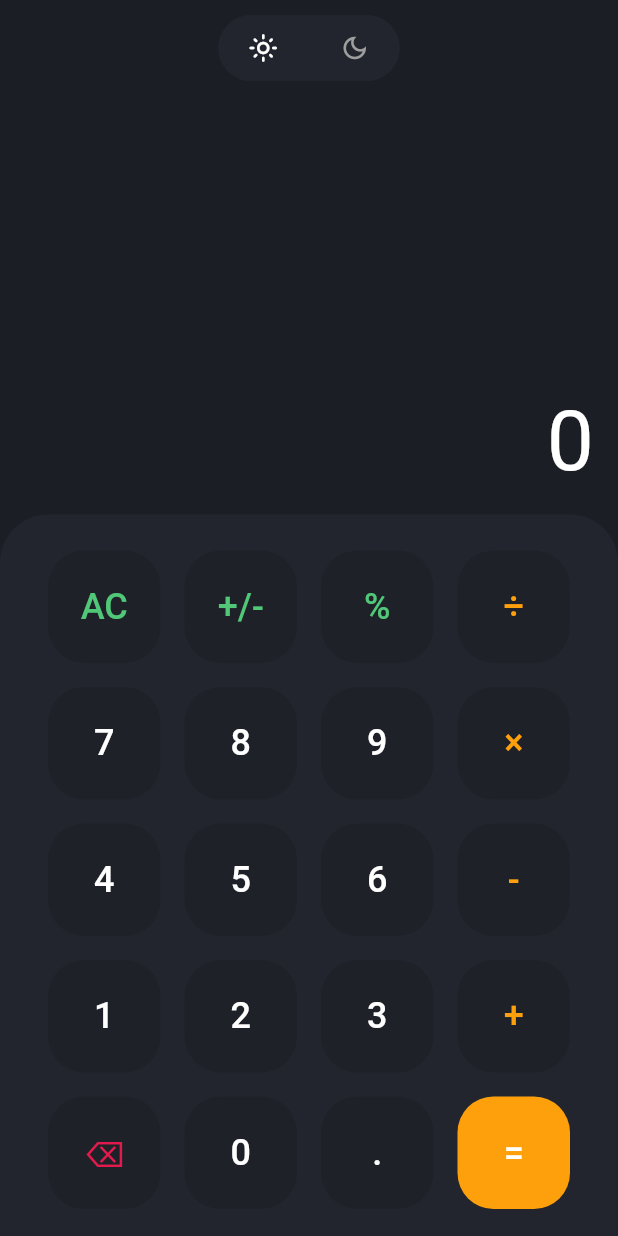
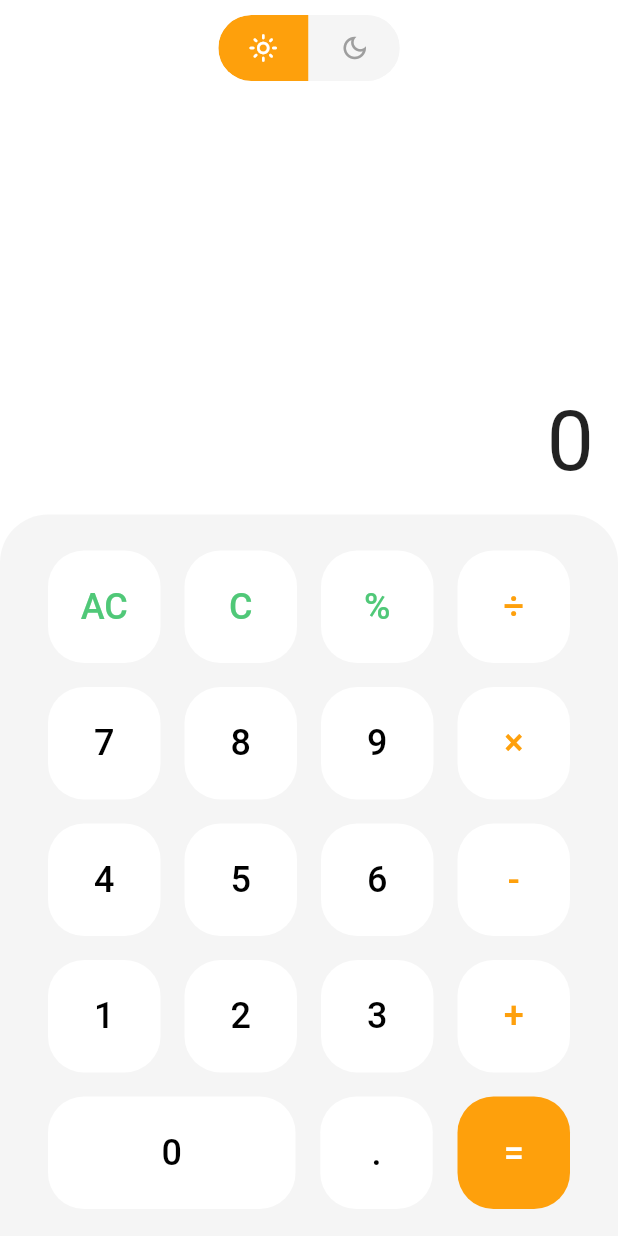
Before and after one commit to AghaDurrezKhan/flutter-calculator-app, a Flutter app: the screen it shows after launch, on a phone screen of 412 x 824 dp. Run offline on Flutter 3.47's test engine with Material 2 defaults, Android fonts, the phone set to English and light mode, and no system bars; drawn by our look-alikes of toggle_switch; our stand-ins replace math_expressions, velocity_x.

Commit message:
major UI improvements, reorganisation of code, bug fixes

```diff
--- a/lib/components/button.dart
+++ b/lib/components/button.dart
@@ -3,20 +3,24 @@ import 'package:flutter/material.dart';
 class MyCustomButton extends StatelessWidget {
   MyCustomButton(
       {required this.buttonText,
-      this.buttonColor = const Color.fromARGB(255, 31, 33, 41),
-      this.textColor = const Color(0xFFFFFFFF),
+      required this.buttonColor,
+      required this.textColor,
+      this.width = 75,
+      this.height = 75,
       this.onPressed});
 
   final String buttonText;
   final Color textColor;
   final Color buttonColor;
   final Function()? onPressed;
+  final double width;
+  final double height;
 
   @override
   Widget build(BuildContext context) {
     return SizedBox(
-      width: 75,
-      height: 75,
+      width: width,
+      height: height,
       child: MaterialButton(
         elevation: 0,
         padding: EdgeInsets.zero,
@@ -26,10 +30,11 @@ class MyCustomButton extends StatelessWidget {
         ),
         onPressed: onPressed,
         child: Center(
-            child: Text(
-          buttonText,
-          style: TextStyle(color: textColor, fontSize: 24),
-        )),
+          child: Text(
+            buttonText,
+            style: TextStyle(color: textColor, fontSize: 24),
+          ),
+        ),
       ),
     );
   }
--- a/lib/components/button_container.dart
+++ b/lib/components/button_container.dart
@@ -21,7 +21,8 @@ class _DisplayWithButtonsContainerState
   late Expression parsedExpression;
 
   void _updateExpressionByAddingValue(String value, {String? valueToShow}) {
-    setState(() {
+    setState(
+      () {
         if (valueToShow != null) {
           displayValue += valueToShow;
           actualExpression += value;
@@ -29,18 +30,21 @@ class _DisplayWithButtonsContainerState
           displayValue += value;
           actualExpression += value;
         }
-    });
+      },
+    );
   }
 
   void evaluate() {
-    print('Displayed Expression: ' + displayValue);
-    print('Actual Expression: ' + actualExpression);
+    // print('Displayed Expression: ' + displayValue);
+    // print('Actual Expression: ' + actualExpression);
     parsedExpression = p.parse(actualExpression);
-    setState(() {
+    setState(
+      () {
         displayValue = actualExpression = parsedExpression
             .evaluate(EvaluationType.REAL, ContextModel())
             .toString();
-    });
+      },
+    );
   }
 
   @override
@@ -60,33 +64,52 @@ class _DisplayWithButtonsContainerState
           child: Padding(
             padding:
                 const EdgeInsets.only(left: 32, top: 24, right: 32, bottom: 10),
-            child: Column(children: [
+            child: Column(
+              children: [
                 Row(
                   mainAxisAlignment: MainAxisAlignment.spaceBetween,
                   children: [
                     MyCustomButton(
+                      buttonText: 'AC',
+                      buttonColor: Theme.of(context).colorScheme.tertiary,
                       textColor: Theme.of(context).colorScheme.secondary,
-                    buttonText: 'AC',
                       onPressed: () {
-                      setState(() {
+                        setState(
+                          () {
                             actualExpression = '';
                             displayValue = '';
-                      });
+                          },
+                        );
                       },
                     ),
                     MyCustomButton(
+                      buttonText: 'C',
+                      buttonColor: Theme.of(context).colorScheme.tertiary,
                       textColor: Theme.of(context).colorScheme.secondary,
-                    buttonText: '+/-',
-                    onPressed: () {},
+                      onPressed: () {
+                        setState(
+                          () {
+                            displayValue = displayValue.substring(
+                                0, displayValue.length - 1);
+                            actualExpression = actualExpression.substring(
+                                0, actualExpression.length - 1);
+                          },
+                        );
+                      },
                     ),
                     MyCustomButton(
+                      buttonText: '%',
+                      buttonColor: Theme.of(context).colorScheme.tertiary,
                       textColor: Theme.of(context).colorScheme.secondary,
-                    buttonText: '%',
-                    onPressed: () {},
+                      onPressed: () {
+                        _updateExpressionByAddingValue('/100');
+                        evaluate();
+                      },
                     ),
                     MyCustomButton(
+                      buttonText: '÷',
+                      buttonColor: Theme.of(context).colorScheme.tertiary,
                       textColor: Theme.of(context).colorScheme.primary,
-                    buttonText: '÷',
                       onPressed: () {
                         _updateExpressionByAddingValue('/', valueToShow: '÷');
                       },
@@ -98,25 +121,32 @@ class _DisplayWithButtonsContainerState
                   children: [
                     MyCustomButton(
                       buttonText: '7',
+                      buttonColor: Theme.of(context).colorScheme.tertiary,
+                      textColor: Theme.of(context).colorScheme.onTertiary,
                       onPressed: () {
                         _updateExpressionByAddingValue('7');
                       },
                     ),
                     MyCustomButton(
                       buttonText: '8',
+                      buttonColor: Theme.of(context).colorScheme.tertiary,
+                      textColor: Theme.of(context).colorScheme.onTertiary,
                       onPressed: () {
                         _updateExpressionByAddingValue('8');
                       },
                     ),
                     MyCustomButton(
                       buttonText: '9',
+                      buttonColor: Theme.of(context).colorScheme.tertiary,
+                      textColor: Theme.of(context).colorScheme.onTertiary,
                       onPressed: () {
                         _updateExpressionByAddingValue('9');
                       },
                     ),
                     MyCustomButton(
+                      buttonText: '×',
+                      buttonColor: Theme.of(context).colorScheme.tertiary,
                       textColor: Theme.of(context).colorScheme.primary,
-                    buttonText: '×',
                       onPressed: () {
                         _updateExpressionByAddingValue('*', valueToShow: '×');
                       },
@@ -128,25 +158,32 @@ class _DisplayWithButtonsContainerState
                   children: [
                     MyCustomButton(
                       buttonText: '4',
+                      buttonColor: Theme.of(context).colorScheme.tertiary,
+                      textColor: Theme.of(context).colorScheme.onTertiary,
                       onPressed: () {
                         _updateExpressionByAddingValue('4');
                       },
                     ),
                     MyCustomButton(
                       buttonText: '5',
+                      buttonColor: Theme.of(context).colorScheme.tertiary,
+                      textColor: Theme.of(context).colorScheme.onTertiary,
                       onPressed: () {
                         _updateExpressionByAddingValue('5');
                       },
                     ),
                     MyCustomButton(
                       buttonText: '6',
+                      buttonColor: Theme.of(context).colorScheme.tertiary,
+                      textColor: Theme.of(context).colorScheme.onTertiary,
                       onPressed: () {
                         _updateExpressionByAddingValue('6');
                       },
                     ),
                     MyCustomButton(
+                      buttonText: '-',
+                      buttonColor: Theme.of(context).colorScheme.tertiary,
                       textColor: Theme.of(context).colorScheme.primary,
-                    buttonText: '-',
                       onPressed: () {
                         _updateExpressionByAddingValue('-');
                       },
@@ -158,25 +195,32 @@ class _DisplayWithButtonsContainerState
                   children: [
                     MyCustomButton(
                       buttonText: '1',
+                      buttonColor: Theme.of(context).colorScheme.tertiary,
+                      textColor: Theme.of(context).colorScheme.onTertiary,
                       onPressed: () {
                         _updateExpressionByAddingValue('1');
                       },
                     ),
                     MyCustomButton(
                       buttonText: '2',
+                      buttonColor: Theme.of(context).colorScheme.tertiary,
+                      textColor: Theme.of(context).colorScheme.onTertiary,
                       onPressed: () {
                         _updateExpressionByAddingValue('2');
                       },
                     ),
                     MyCustomButton(
                       buttonText: '3',
+                      buttonColor: Theme.of(context).colorScheme.tertiary,
+                      textColor: Theme.of(context).colorScheme.onTertiary,
                       onPressed: () {
                         _updateExpressionByAddingValue('3');
                       },
                     ),
                     MyCustomButton(
+                      buttonText: '+',
+                      buttonColor: Theme.of(context).colorScheme.tertiary,
                       textColor: Theme.of(context).colorScheme.primary,
-                    buttonText: '+',
                       onPressed: () {
                         _updateExpressionByAddingValue('+');
                       },
@@ -187,31 +231,26 @@ class _DisplayWithButtonsContainerState
                   mainAxisAlignment: MainAxisAlignment.spaceBetween,
                   children: [
                     MyCustomButton(
-                      textColor: const Color(0xFFe51a4c),
-                      buttonText: '⌫',
-                      onPressed: () {
-                        setState(() {
-                          displayValue = displayValue.substring(
-                              0, displayValue.length - 1);
-                          actualExpression = actualExpression.substring(
-                              0, actualExpression.length - 1);
-                        });
-                      }),
-                  MyCustomButton(
                       buttonText: '0',
+                      buttonColor: Theme.of(context).colorScheme.tertiary,
+                      textColor: Theme.of(context).colorScheme.onTertiary,
                       onPressed: () {
                         _updateExpressionByAddingValue('0');
                       },
+                      width: 165,
                     ),
                     MyCustomButton(
                       buttonText: '.',
+                      buttonColor: Theme.of(context).colorScheme.tertiary,
+                      textColor: Theme.of(context).colorScheme.onTertiary,
                       onPressed: () {
                         _updateExpressionByAddingValue('.');
                       },
                     ),
                     MyCustomButton(
+                      buttonText: '=',
                       buttonColor: Theme.of(context).colorScheme.primary,
-                    buttonText: '=',
+                      textColor: const Color(0xFFFFFFFF),
                       onPressed: () {
                         evaluate();
                       },
@@ -219,7 +258,8 @@ class _DisplayWithButtonsContainerState
                   ],
                 ),
                 8.heightBox,
-            ]),
+              ],
+            ),
           ),
         ),
       ],
--- a/lib/components/theme_switch.dart
+++ b/lib/components/theme_switch.dart
@@ -1,5 +1,5 @@
 import 'package:flutter/material.dart';
-import 'package:my_calculator/utils/theme_provider.dart';
+import 'package:my_calculator/providers/theme_provider.dart';
 import 'package:provider/provider.dart';
 import 'package:toggle_switch/toggle_switch.dart';
 
@@ -11,6 +11,8 @@ class ThemeSwitch extends StatefulWidget {
 }
 
 class _MyWidgetState extends State<ThemeSwitch> {
+  int indexLabel = 0;
+
   @override
   Widget build(BuildContext context) {
     return Center(
@@ -18,16 +20,23 @@ class _MyWidgetState extends State<ThemeSwitch> {
         minHeight: 44,
         minWidth: 60,
         totalSwitches: 2,
+        changeOnTap: true,
         inactiveFgColor: Colors.grey,
         activeFgColor: Colors.white,
         inactiveBgColor: Theme.of(context).colorScheme.background,
-        activeBgColor: [Theme.of(context).colorScheme.background],
+        activeBgColor: [
+          Theme.of(context).colorScheme.primary,
+          Theme.of(context).colorScheme.primary,
+        ],
         cornerRadius: 32,
         icons: const [Icons.light_mode_outlined, Icons.dark_mode_outlined],
         iconSize: 20,
+        initialLabelIndex: indexLabel,
         onToggle: ((index) {
           ThemeProvider themeProvider =
               Provider.of<ThemeProvider>(context, listen: false);
+          indexLabel = 1 - indexLabel;
+          index = indexLabel;
           themeProvider.swapTheme();
         }),
       ),
--- a/lib/main.dart
+++ b/lib/main.dart
@@ -1,12 +1,15 @@
 import 'package:flutter/material.dart';
-import 'package:my_calculator/utils/theme_provider.dart';
+import 'package:my_calculator/providers/theme_provider.dart';
 import 'package:my_calculator/pages/home.dart';
 import 'package:provider/provider.dart';
 
 void main() {
-  runApp(ChangeNotifierProvider(
+  runApp(
+    ChangeNotifierProvider(
       child: MyCalculator(),
-      create: (BuildContext context) => ThemeProvider(isDarkMode: true)));
+      create: (BuildContext context) => ThemeProvider(isDarkMode: false),
+    ),
+  );
 }
 
 class MyCalculator extends StatelessWidget {
@@ -15,11 +18,11 @@ class MyCalculator extends StatelessWidget {
   @override
   Widget build(BuildContext context) {
     return Consumer<ThemeProvider>(
-      builder: (context, ThemeProvider, child) {
+      builder: (context, themeProvider, child) {
         return MaterialApp(
           title: 'Calculator',
           debugShowCheckedModeBanner: false,
-          theme: ThemeProvider.getTheme,
+          theme: themeProvider.getTheme,
           home: const HomePage(),
         );
       },
--- a/lib/utils/theme_provider.dart
+++ b/lib/providers/theme_provider.dart
@@ -4,21 +4,21 @@ class ThemeProvider extends ChangeNotifier {
   late ThemeData _selectedTheme;
 
   late ThemeData lightTheme = ThemeData(
-    primaryColor: Colors.white,
+    primaryColor: const Color(0xFFFFFFFF),
     colorScheme: const ColorScheme(
       brightness: Brightness.light,
       primary: Color(0xFFFEA00C),
-      onPrimary: Colors.white,
+      onPrimary: Color(0xFFFFFFFF),
       secondary: Color(0xFF50C878),
-      onSecondary: Colors.white,
-      tertiary: Color(0xFF1F2129),
-      onTertiary: Color(0xFF1F2129),
+      onSecondary: Color(0xFFF5F5F5),
+      tertiary: Color(0xFFFFFFFF),
+      onTertiary: Color(0xFF000000),
       error: Color(0xFFDC4F42),
-      onError: Colors.white,
-      background: Color(0xFF1C1E25),
-      onBackground: Colors.white,
-      surface: Colors.white,
-      onSurface: Colors.white,
+      onError: Color(0xFFFFFFFF),
+      background: Color(0xFFF5F5F5),
+      onBackground: Color(0xFFFFFFFF),
+      surface: Color(0xFFFFFFFF),
+      onSurface: Color(0xFFFFFFFF),
     ),
   );
 
@@ -27,11 +27,11 @@ class ThemeProvider extends ChangeNotifier {
     colorScheme: const ColorScheme(
       brightness: Brightness.dark,
       primary: Color(0xFFFEA00C),
-      onPrimary: Color(0xFF1C1E25),
+      onPrimary: Color(0xFFFFFFFF),
       secondary: Color(0xFF50C878),
       onSecondary: Color(0xFF1C1E25),
       tertiary: Color(0xFF1F2129),
-      onTertiary: Color(0xFF1F2129),
+      onTertiary: Color(0xFFFFFFFF),
       error: Color(0xFFDC4F42),
       onError: Color(0xFF1C1E25),
       background: Color(0xFF23252E),
```
Lines whose indentation alone changed are shown as unchanged.
